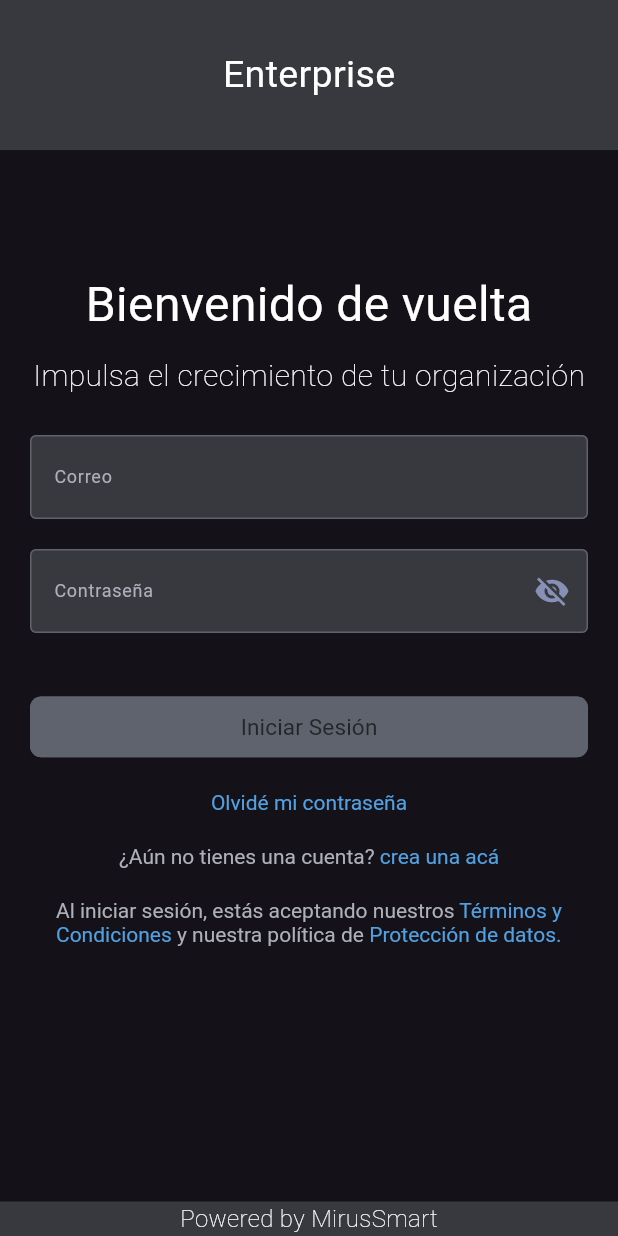
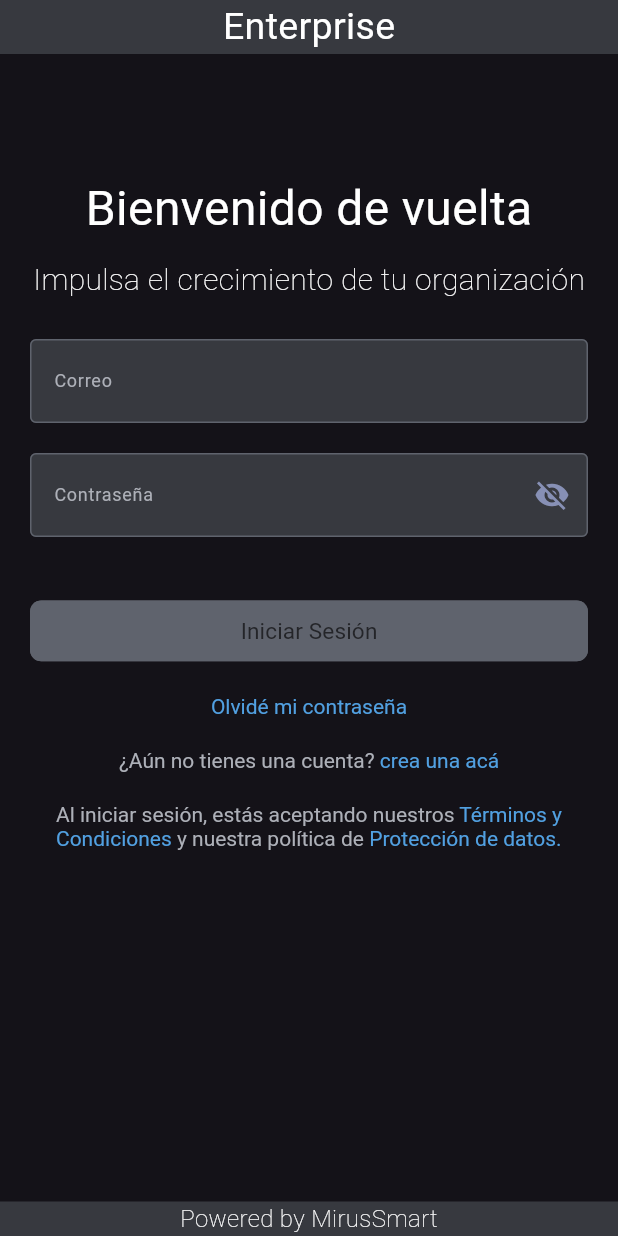
Before and after one commit to AFTR05/ciudadela_enterprise_front, a Flutter app: the screen it shows after launch, on a phone screen of 412 x 824 dp. Run offline on Flutter 3.47's test engine with Material 3 defaults, Android fonts, the phone set to English and light mode, and no system bars; our stand-ins replace email_validator, fluro, google_fonts, shared_preferences; accounts and stored records are empty; Roboto replaces fonts that are missing (Ubuntu).

```diff
--- a/ce_frontend/ciudadela_enterprise_front/lib/router/auth_handlers.dart
+++ b/ce_frontend/ciudadela_enterprise_front/lib/router/auth_handlers.dart
@@ -15,9 +15,9 @@ class AuthHandlers {
         return SplashLayout();
       }
       if (authProvider.authStatus == AuthStatus.notAuthenticated) {
-        return LayoutSwitcher().usePrincipalLayout(const LoginView());
+        return LayoutSwitcher().useSimpleLayout(const LoginView());
       }else {
-        return LayoutSwitcher().usePrincipalLayout(const MainView());
+        return LayoutSwitcher().useSimpleLayout(const MainView());
       }
     }
   );
@@ -26,9 +26,9 @@ class AuthHandlers {
     handlerFunc: (context,params){
       final authProvider = Provider.of<AuthProvider>(context!);
       if (authProvider.authStatus == AuthStatus.notAuthenticated) {
-        return LayoutSwitcher().usePrincipalLayout(const SignUpView());
+        return LayoutSwitcher().useSimpleLayout(const SignUpView());
       } else {
-        return LayoutSwitcher().usePrincipalLayout(const MainView());
+        return LayoutSwitcher().useSimpleLayout(const MainView());
       }
 
     }
--- a/ce_frontend/ciudadela_enterprise_front/lib/router/no_page_found_handlers.dart
+++ b/ce_frontend/ciudadela_enterprise_front/lib/router/no_page_found_handlers.dart
@@ -1,4 +1,4 @@
-import 'package:ciudadela_enterprise_front/ui/layouts/custom_scaffold.dart';
+import 'package:ciudadela_enterprise_front/services/layout_switcher.dart';
 import 'package:ciudadela_enterprise_front/ui/views/no_page_found.dart';
 import 'package:fluro/fluro.dart';
 
@@ -6,7 +6,7 @@ class NoPageFoundHandlers {
 
   static Handler noPageFound = Handler(
     handlerFunc: (context,params){
-      return PrincipalLayout(child: const NoPageFoundView());
+      return LayoutSwitcher().useSimpleLayout( const NoPageFoundView());
     });
 
 
--- a/ce_frontend/ciudadela_enterprise_front/lib/router/router.dart
+++ b/ce_frontend/ciudadela_enterprise_front/lib/router/router.dart
@@ -13,6 +13,7 @@ class Flurorouter {
   static String creationChannelRoute = '/organizacion/crear-organizacion';
   static String organizationProfileRoute = '/perfil-organizacion';
   static String creationOrganization = '/perfil-organizacion/crear';
+  static String enterpriseMain='/enterprise';
 
   static void configureRoutes(){
     // Auth Handler
@@ -32,6 +33,8 @@ class Flurorouter {
       transitionType: TransitionType.none
     );
 
+
+
     //no page found
     router.notFoundHandler = NoPageFoundHandlers.noPageFound;
   }
--- a/ce_frontend/ciudadela_enterprise_front/lib/ui/labels/custom_labels.dart
+++ b/ce_frontend/ciudadela_enterprise_front/lib/ui/labels/custom_labels.dart
@@ -16,6 +16,12 @@ class CustomLabels {
   static TextStyle whiteW300Size16= GoogleFonts.ubuntu(
     fontSize: 16,
     fontWeight: FontWeight.w300,
+    color: Colors.white
+  );
+
+  static TextStyle whiteW200Size16= GoogleFonts.ubuntu(
+    fontSize: 16,
+    fontWeight: FontWeight.w200,
     color: Colors.white
   );
 
--- a/ce_frontend/ciudadela_enterprise_front/lib/ui/layouts/custom_scaffold.dart
+++ b/ce_frontend/ciudadela_enterprise_front/lib/ui/layouts/principal_layout.dart
@@ -1,27 +1,28 @@
-import 'package:ciudadela_enterprise_front/ui/labels/custom_labels.dart';
+
 import 'package:ciudadela_enterprise_front/ui/layouts/widgets/link_bar.dart';
+import 'package:ciudadela_enterprise_front/ui/layouts/widgets/top_bar.dart';
 import 'package:flutter/material.dart';
 
 class PrincipalLayout extends StatelessWidget {
   final Widget child;
+  final Widget topBar;
 
-  PrincipalLayout({super.key, required this.child});
+  PrincipalLayout({super.key, required this.child, required this.topBar});
 
   final ScrollController _scrollController = ScrollController(initialScrollOffset: 0);
 
   @override
   Widget build(BuildContext context) {
+    final size = MediaQuery.of(context).size;
     return Scaffold(
       body: Column(
         children: [
           Container(
-            height: 100.0,
+            height: (size.width>1000)?size.height * 0.1:null,
+
             color: const Color.fromRGBO(55, 57, 63, 1),
             child: Center(
-              child: Text(
-                'Enterprise',
-                style: CustomLabels.enterpriseTitle,
-              ),
+              child: topBar,
             ),
           ),
           Expanded(
@@ -31,7 +32,9 @@ class PrincipalLayout extends StatelessWidget {
                 controller: _scrollController,
                 physics: const ClampingScrollPhysics(),
                 children: <Widget>[
-                  child,
+                  Center(
+                    child: child,
+                  ),
                 ],
               ),
             ),
--- a/ce_frontend/ciudadela_enterprise_front/lib/ui/layouts/widgets/link_bar.dart
+++ b/ce_frontend/ciudadela_enterprise_front/lib/ui/layouts/widgets/link_bar.dart
@@ -1,5 +1,5 @@
+import 'package:ciudadela_enterprise_front/ui/labels/custom_labels.dart';
 import 'package:flutter/material.dart';
-import 'package:google_fonts/google_fonts.dart';
 
 class LinkBar extends StatelessWidget {
   const LinkBar({super.key});
@@ -14,12 +14,11 @@ class LinkBar extends StatelessWidget {
       color: const Color.fromRGBO(55, 57, 63, 1),
       height: (size.width>1000)?size.height * 0.08:null,
       child: Center(
-        child: Text(
-          'Powered by MirusSmart',
-          style: GoogleFonts.ubuntu(
-            fontSize: 16,
-            color: Colors.white,
-            fontWeight: FontWeight.w200
+        child: FittedBox(
+          fit: BoxFit.contain,
+          child: Text(
+            'Powered by MirusSmart',
+            style: CustomLabels.whiteW200Size16,
           ),
         ),
       )
```
Also changed, not shown: ce_frontend/ciudadela_enterprise_front/lib/router/channel_handlers.dart (+4 -4 lines), ce_frontend/ciudadela_enterprise_front/lib/router/organization_handlers.dart (+7 -6 lines), ce_frontend/ciudadela_enterprise_front/lib/services/layout_switcher.dart (+13 -3 lines), ce_frontend/ciudadela_enterprise_front/lib/ui/buttons/custom_enterprise_navigation_button.dart (added, +46 -0 lines), ce_frontend/ciudadela_enterprise_front/lib/ui/layouts/widgets/content/navigation_menu.dart (added, +42 -0 lines), ce_frontend/ciudadela_enterprise_front/lib/ui/layouts/widgets/top_bar.dart (added, +44 -0 lines), ce_frontend/ciudadela_enterprise_front/lib/ui/views/profile_organization/content/ecosystem_participation_form_content_part_2.dart (+10 -10 lines), ce_frontend/ciudadela_enterprise_front/lib/ui/views/profile_organization/content/general_information_content.dart (+5 -5 lines), ce_frontend/ciudadela_enterprise_front/lib/ui/views/profile_organization/content/organization_state_form_content.dart (+10 -10 lines).
